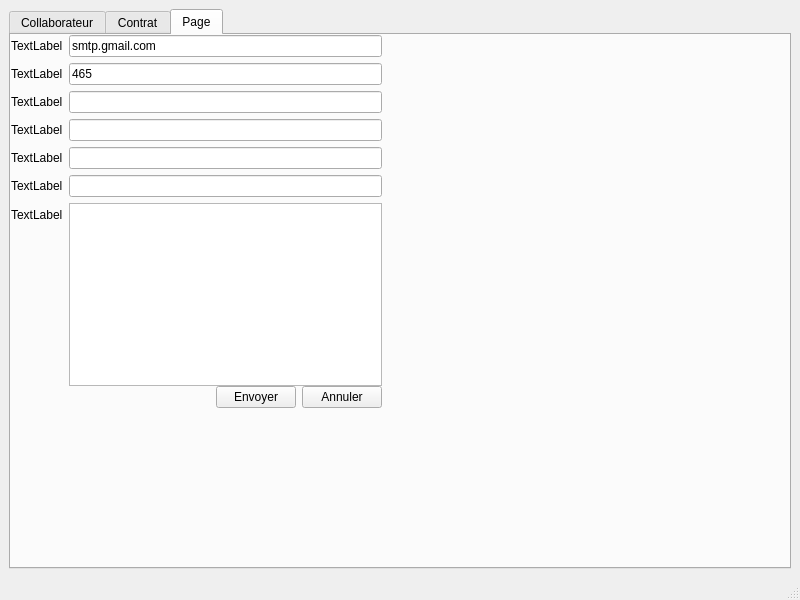
saraelarbi/PlanResto, file mainwindow.ui: the form before one commit.
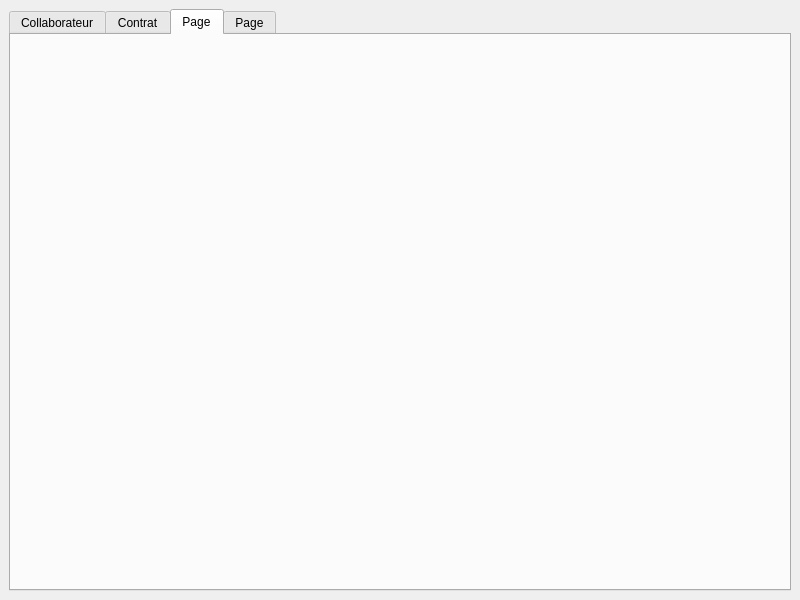
The form after the commit. The open tabs and pages were chosen to show the change.

Diff of the .ui file:
```diff
--- a/mainwindow.ui
+++ b/mainwindow.ui
@@ -748,158 +748,16 @@
        <attribute name="title">
         <string>Page</string>
        </attribute>
-       <widget class="QWidget" name="formLayoutWidget">
-        <property name="geometry">
-         <rect>
-          <x>0</x>
-          <y>0</y>
-          <width>371</width>
-          <height>351</height>
-         </rect>
-        </property>
-        <layout class="QFormLayout" name="formLayout">
-         <item row="0" column="0">
-          <widget class="QLabel" name="label_18">
-           <property name="text">
-            <string>TextLabel</string>
-           </property>
-          </widget>
-         </item>
-         <item row="6" column="0">
-          <widget class="QLabel" name="label_19">
-           <property name="text">
-            <string>TextLabel</string>
-           </property>
-          </widget>
-         </item>
-         <item row="5" column="0">
-          <widget class="QLabel" name="label_20">
-           <property name="text">
-            <string>TextLabel</string>
-           </property>
-          </widget>
-         </item>
-         <item row="4" column="0">
-          <widget class="QLabel" name="label_21">
-           <property name="text">
-            <string>TextLabel</string>
-           </property>
-          </widget>
-         </item>
-         <item row="3" column="0">
-          <widget class="QLabel" name="label_22">
-           <property name="text">
-            <string>TextLabel</string>
-           </property>
-          </widget>
-         </item>
-         <item row="1" column="0">
-          <widget class="QLabel" name="label_23">
-           <property name="text">
-            <string>TextLabel</string>
-           </property>
-          </widget>
-         </item>
-         <item row="2" column="0">
-          <widget class="QLabel" name="label_24">
-           <property name="text">
-            <string>TextLabel</string>
-           </property>
-          </widget>
-         </item>
-         <item row="0" column="1">
-          <widget class="QLineEdit" name="server">
-           <property name="text">
-            <string>smtp.gmail.com</string>
-           </property>
-          </widget>
-         </item>
-         <item row="1" column="1">
-          <widget class="QLineEdit" name="port">
-           <property name="text">
-            <string>465</string>
-           </property>
-          </widget>
-         </item>
-         <item row="2" column="1">
-          <widget class="QLineEdit" name="uname"/>
-         </item>
-         <item row="3" column="1">
-          <widget class="QLineEdit" name="paswd">
-           <property name="tabletTracking">
-            <bool>true</bool>
-           </property>
-           <property name="text">
-            <string/>
-           </property>
-          </widget>
-         </item>
-         <item row="4" column="1">
-          <widget class="QLineEdit" name="rcpt"/>
-         </item>
-         <item row="5" column="1">
-          <widget class="QLineEdit" name="subject"/>
-         </item>
-         <item row="6" column="1">
-          <widget class="QPlainTextEdit" name="msg"/>
-         </item>
-        </layout>
-       </widget>
-       <widget class="QWidget" name="horizontalLayoutWidget">
-        <property name="geometry">
-         <rect>
-          <x>0</x>
-          <y>350</y>
-          <width>371</width>
-          <height>25</height>
-         </rect>
-        </property>
-        <layout class="QHBoxLayout" name="horizontalLayout_6">
-         <item>
-          <spacer name="horizontalSpacer_9">
-           <property name="orientation">
-            <enum>Qt::Horizontal</enum>
-           </property>
-           <property name="sizeHint" stdset="0">
-            <size>
-             <width>40</width>
-             <height>20</height>
-            </size>
-           </property>
-          </spacer>
-         </item>
-         <item>
-          <widget class="QPushButton" name="sendBtn">
-           <property name="text">
-            <string>Envoyer</string>
-           </property>
-          </widget>
-         </item>
-         <item>
-          <widget class="QPushButton" name="exitBtn">
-           <property name="text">
-            <string>Annuler</string>
-           </property>
-          </widget>
-         </item>
-        </layout>
-       </widget>
+      </widget>
+      <widget class="QWidget" name="tab_4">
+       <attribute name="title">
+        <string>Page</string>
+       </attribute>
       </widget>
      </widget>
     </item>
    </layout>
   </widget>
-  <widget class="QMenuBar" name="menubar">
-   <property name="geometry">
-    <rect>
-     <x>0</x>
-     <y>0</y>
-     <width>800</width>
-     <height>22</height>
-    </rect>
-   </property>
-  </widget>
-  <widget class="QStatusBar" name="statusbar"/>
  </widget>
  <resources/>
  <connections/>
```
Left out of the diff: 20 changed lines with no effect on the pictures.
